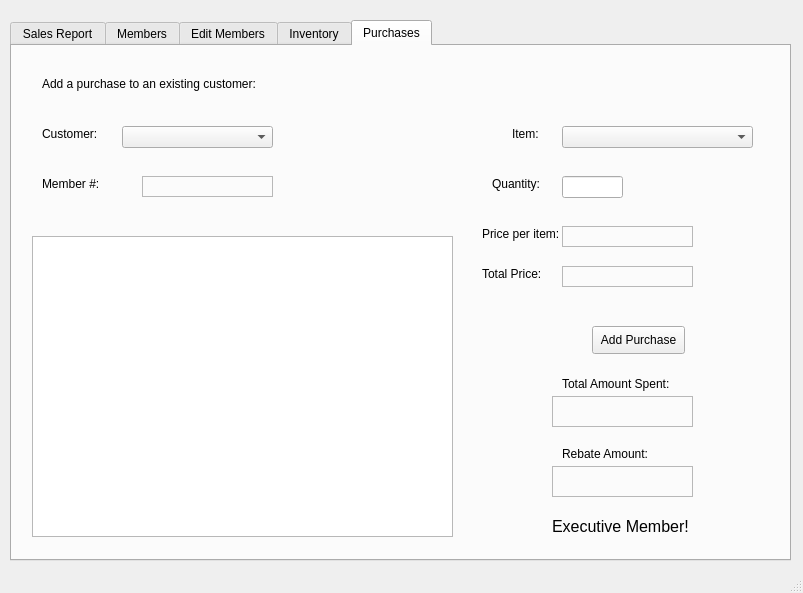
NicholasHuCS1C/Bulk-Club-CS1C, file QtCuties-BulkClubProject/menu.ui: the form before one commit.
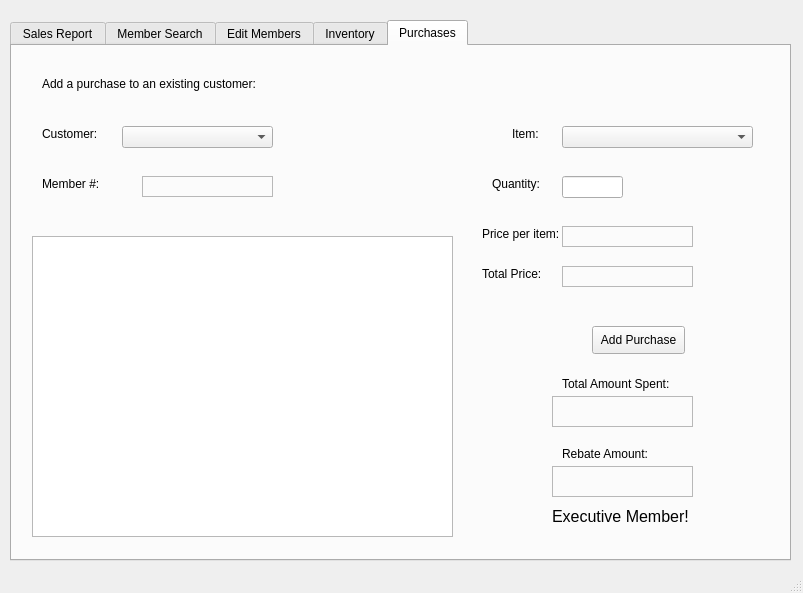
The form after the commit. The open tabs and pages were chosen to show the change.

Commit message: added salesManager menu. changed some preprocessor directives. implemented determine status change.

```diff
--- a/QtCuties-BulkClubProject/menu.ui
+++ b/QtCuties-BulkClubProject/menu.ui
@@ -247,7 +247,7 @@
     </widget>
     <widget class="QWidget" name="tabDisplayMembers">
      <attribute name="title">
-      <string>Members</string>
+      <string>Member Search</string>
      </attribute>
      <widget class="QLineEdit" name="lineEditSearchNum">
       <property name="geometry">
@@ -1111,8 +1111,8 @@
       <property name="geometry">
        <rect>
         <x>540</x>
-        <y>470</y>
-        <width>141</width>
+        <y>460</y>
+        <width>181</width>
         <height>21</height>
        </rect>
       </property>
@@ -1125,6 +1125,19 @@
        <string>Executive Member!</string>
       </property>
      </widget>
+     <widget class="QLabel" name="labelStatusChange">
+      <property name="geometry">
+       <rect>
+        <x>520</x>
+        <y>480</y>
+        <width>171</width>
+        <height>16</height>
+       </rect>
+      </property>
+      <property name="text">
+       <string/>
+      </property>
+     </widget>
     </widget>
    </widget>
   </widget>
```
Left out of the diff: 4 changed lines with no effect on the pictures. The commit also changes 10 other files.
